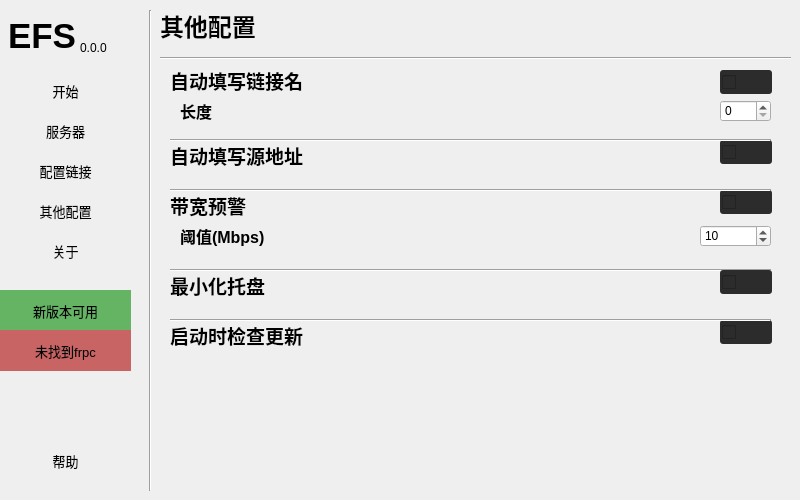
Before: the Qt Designer form ui/main.ui in LyceenAiro/EazyFrpSetting, drawn with Qt 5.
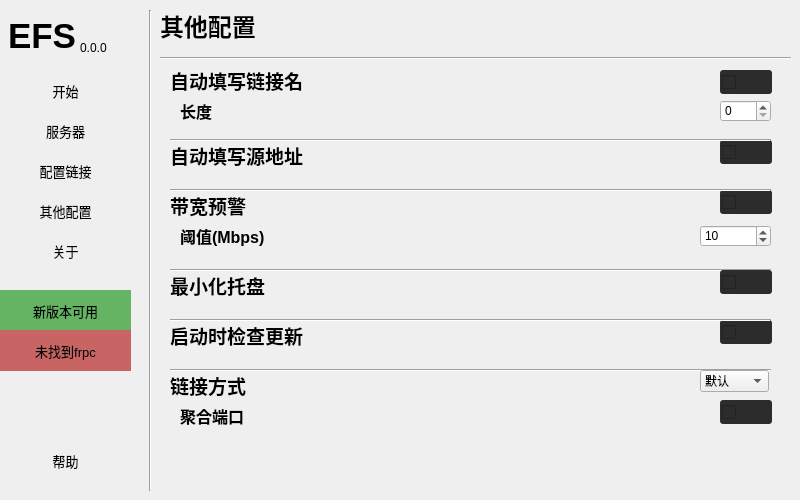
After: the same form once the commit is applied. The open tabs and pages were chosen to show the change.

Commit message: v2.1.3：心跳功能恢复，kcp和quic功能现在可以正常使用了，tcpMux现在恢复了

Diff of the .ui file:
```diff
--- a/ui/main.ui
+++ b/ui/main.ui
@@ -1636,6 +1636,125 @@
        <number>10</number>
       </property>
      </widget>
+     <widget class="Line" name="line_12">
+      <property name="geometry">
+       <rect>
+        <x>10</x>
+        <y>350</y>
+        <width>601</width>
+        <height>20</height>
+       </rect>
+      </property>
+      <property name="orientation">
+       <enum>Qt::Horizontal</enum>
+      </property>
+     </widget>
+     <widget class="QLabel" name="label_26">
+      <property name="geometry">
+       <rect>
+        <x>10</x>
+        <y>360</y>
+        <width>161</width>
+        <height>31</height>
+       </rect>
+      </property>
+      <property name="font">
+       <font>
+        <pointsize>14</pointsize>
+        <bold>true</bold>
+       </font>
+      </property>
+      <property name="text">
+       <string>链接方式</string>
+      </property>
+     </widget>
+     <widget class="QComboBox" name="link_protocol">
+      <property name="geometry">
+       <rect>
+        <x>540</x>
+        <y>360</y>
+        <width>69</width>
+        <height>22</height>
+       </rect>
+      </property>
+      <item>
+       <property name="text">
+        <string>默认</string>
+       </property>
+      </item>
+      <item>
+       <property name="text">
+        <string>KCP</string>
+       </property>
+      </item>
+      <item>
+       <property name="text">
+        <string>QUIC</string>
+       </property>
+      </item>
+     </widget>
+     <widget class="QLabel" name="label_27">
+      <property name="geometry">
+       <rect>
+        <x>20</x>
+        <y>390</y>
+        <width>161</width>
+        <height>31</height>
+       </rect>
+      </property>
+      <property name="font">
+       <font>
+        <pointsize>12</pointsize>
+        <bold>true</bold>
+       </font>
+      </property>
+      <property name="text">
+       <string>聚合端口</string>
+      </property>
+     </widget>
+     <widget class="QCheckBox" name="mux_set">
+      <property name="geometry">
+       <rect>
+        <x>560</x>
+        <y>390</y>
+        <width>52</width>
+        <height>24</height>
+       </rect>
+      </property>
+      <property name="styleSheet">
+       <string notr="true">QCheckBox {
+    background-color: #2c2c2c;
+    border-radius: 3px;
+    padding: 2px;
+}
+
+QCheckBox::checked {
+    background-color: #4cd964;
+	border-radius: 3px;
+	padding: 2px;
+}
+
+QCheckBox::indicator::checked { 
+	image: None;
+	width: 20px; height: 20px;
+	border-radius: 2px;
+	background-color: #ffffff;
+	position: relative;
+	left: 25px;
+}
+
+QCheckBox::indicator::unchecked { 
+	image: None;
+	width: 20px; height: 20px;
+	border-radius: 2px;
+	background-color: #2196F3;
+}
+</string>
+      </property>
+      <property name="text">
+       <string/>
+      </property>
+     </widget>
     </widget>
     <widget class="QWidget" name="page2">
      <widget class="Line" name="line_2">
```
Left out of the diff: 2 changed lines with no effect on the pictures. The commit also changes 2 other files.
